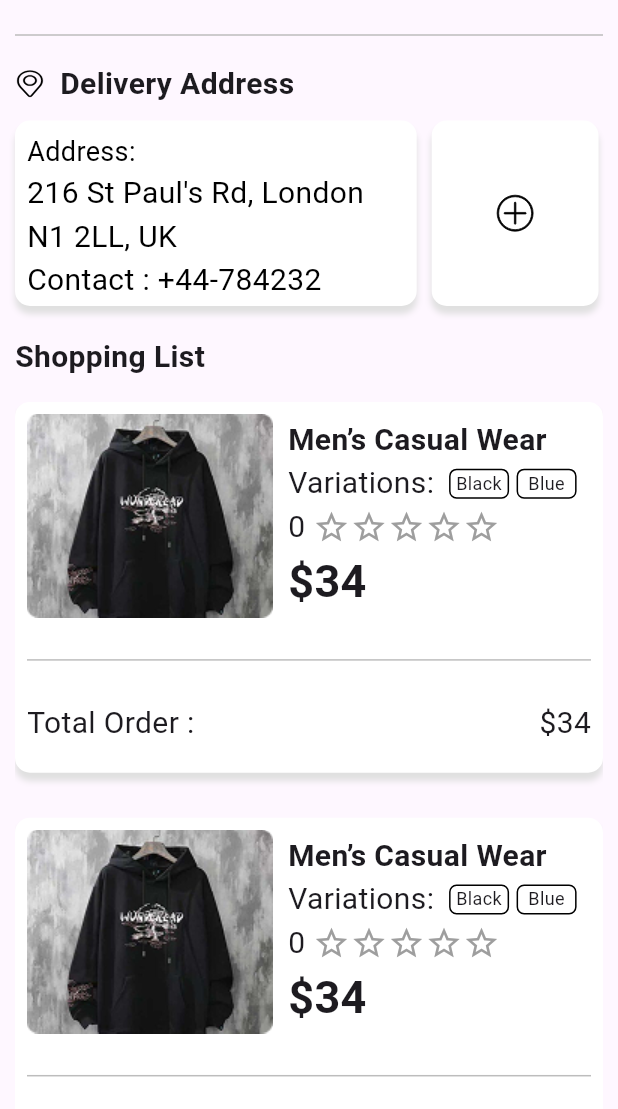
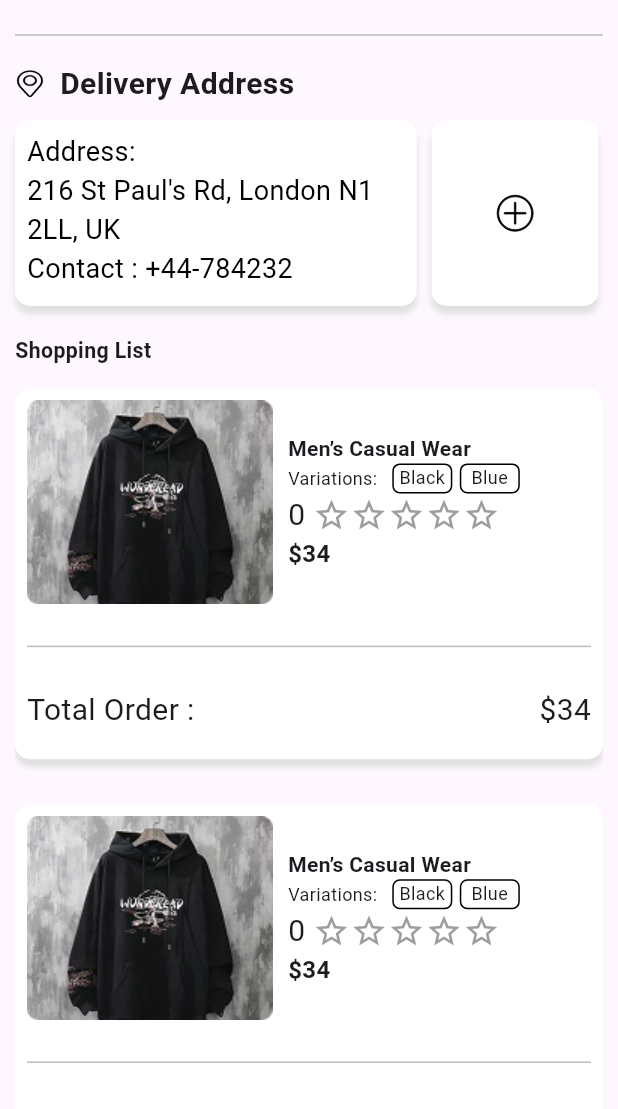
Before and after one commit to MohamedElnaggar0/stylish_app, a Flutter app: the CartView screen opened by its route, on a phone screen of 412 x 824 dp, the part 127-1236 px from its top. Run offline on Flutter 3.47's test engine with Material 3 defaults, Android fonts, the phone set to English and light mode, and no system bars; our stand-ins replace device_preview, flutter_screenutil, flutter_svg, go_router, persistent_bottom_nav_bar.

Commit message:
fix issues

```diff
--- a/lib/core/widgets/custom_button.dart
+++ b/lib/core/widgets/custom_button.dart
@@ -21,7 +21,7 @@ class CustomButton extends StatelessWidget {
           child: Text(
             text,
             style: TextStyle(
-                fontSize: 15.sp,
+                fontSize: 20.spMin,
                 fontWeight: FontWeight.bold,
                 color: Colors.white),
           ),
--- a/lib/core/widgets/custom_container_with_border.dart
+++ b/lib/core/widgets/custom_container_with_border.dart
@@ -20,7 +20,7 @@ class CustomContainerWithBorder extends StatelessWidget {
         children: [
           Text(
             text,
-            style: TextStyle(color: Colors.white, fontSize: 6.sp),
+            style: TextStyle(color: Colors.white, fontSize: 12.spMin),
           ),
           const SizedBox(width: 5),
           SvgPicture.asset(
--- a/lib/core/widgets/custom_product_item.dart
+++ b/lib/core/widgets/custom_product_item.dart
@@ -34,7 +34,7 @@ class CustomProductItem extends StatelessWidget {
                 Text(
                   'Women Printed Kurta',
                   style: TextStyle(
-                    fontSize: 7.sp,
+                    fontSize: 12.spMin,
                     fontWeight: FontWeight.bold,
                     color: Colors.black,
                   ),
@@ -43,7 +43,7 @@ class CustomProductItem extends StatelessWidget {
                 Text(
                   'Neque porro quisquam est qui dolorem ipsum quia',
                   style: TextStyle(
-                    fontSize: 6.sp,
+                    fontSize: 10.spMin,
                     color: Colors.grey,
                   ),
                 ),
@@ -51,7 +51,7 @@ class CustomProductItem extends StatelessWidget {
                 Text(
                   '₹1500',
                   style: TextStyle(
-                    fontSize: 7.sp,
+                    fontSize: 12.spMin,
                     color: Colors.black,
                   ),
                 ),
--- a/lib/core/widgets/custom_text_container.dart
+++ b/lib/core/widgets/custom_text_container.dart
@@ -34,7 +34,7 @@ class CustomTextContainer extends StatelessWidget {
                 children: [
                   Text(
                     text,
-                    style: TextStyle(fontSize: 12.sp, color: Colors.white),
+                    style: TextStyle(fontSize: 16.spMin, color: Colors.white),
                   ),
                   Row(
                     children: [
@@ -50,7 +50,7 @@ class CustomTextContainer extends StatelessWidget {
                       Text(
                         dateOrTime,
                         style: TextStyle(
-                            fontSize: 8.sp, color: Colors.grey.shade300),
+                            fontSize: 12.spMin, color: Colors.grey.shade300),
                       ),
                     ],
                   )
--- a/lib/core/widgets/sort_and_filter.dart
+++ b/lib/core/widgets/sort_and_filter.dart
@@ -20,13 +20,13 @@ class SortAndFilter extends StatelessWidget {
                     text: text,
                     style: TextStyle(
                         color: Colors.black,
-                        fontSize: 10.sp,
+                        fontSize: 18.spMin,
                         fontWeight: FontWeight.bold)),
                 TextSpan(
                     text: text2,
                     style: TextStyle(
                         color: Colors.black,
-                        fontSize: 10.sp,
+                        fontSize: 18.spMin,
                         fontWeight: FontWeight.bold)),
               ],
             ),
--- a/lib/features/home/presentation/views/widgets/cart_view_body.dart
+++ b/lib/features/home/presentation/views/widgets/cart_view_body.dart
@@ -1,4 +1,5 @@
 import 'package:flutter/material.dart';
+import 'package:flutter_screenutil/flutter_screenutil.dart';
 import 'package:flutter_svg/flutter_svg.dart';
 import 'package:stylish_app/core/widgets/custom_appbar.dart';
 import 'package:stylish_app/core/widgets/start_rating.dart';
@@ -48,10 +49,10 @@ class CartViewBody extends StatelessWidget {
               fit: BoxFit.fill,
             ),
             const SizedBox(width: 10),
-            const Text(
+            Text(
               'Delivery Address',
               style: TextStyle(
-                fontSize: 20,
+                fontSize: 20.spMin,
                 fontWeight: FontWeight.bold,
               ),
             ),
@@ -72,22 +73,22 @@ class CartViewBody extends StatelessWidget {
                         blurRadius: 3,
                         offset: const Offset(0, 5))
                   ]),
-              child: const Padding(
-                padding: EdgeInsets.all(8.0),
+              child: Padding(
+                padding: const EdgeInsets.all(8.0),
                 child: Column(
                   crossAxisAlignment: CrossAxisAlignment.start,
                   children: [
                     Text(
                       'Address:',
-                      style: TextStyle(color: Colors.black, fontSize: 18),
+                      style: TextStyle(color: Colors.black, fontSize: 18.spMin),
                     ),
                     Text(
                       '216 St Paul\'s Rd, London N1 2LL, UK',
-                      style: TextStyle(color: Colors.black, fontSize: 20),
+                      style: TextStyle(color: Colors.black, fontSize: 18.spMin),
                     ),
                     Text(
                       'Contact : +44-784232',
-                      style: TextStyle(color: Colors.black, fontSize: 20),
+                      style: TextStyle(color: Colors.black, fontSize: 18.spMin),
                     ),
                   ],
                 ),
@@ -126,10 +127,10 @@ class CartViewBody extends StatelessWidget {
     return Column(
       crossAxisAlignment: CrossAxisAlignment.start,
       children: [
-        const Text(
+        Text(
           'Shopping List',
           style: TextStyle(
-            fontSize: 20,
+            fontSize: 14.sp,
             fontWeight: FontWeight.bold,
           ),
         ),
@@ -179,17 +180,17 @@ class CartViewBody extends StatelessWidget {
                   crossAxisAlignment: CrossAxisAlignment.start,
                   mainAxisAlignment: MainAxisAlignment.start,
                   children: [
-                    const Text(
+                    Text(
                       'Men’s Casual Wear',
-                      style:
-                          TextStyle(fontSize: 20, fontWeight: FontWeight.bold),
+                      style: TextStyle(
+                          fontSize: 14.spMin, fontWeight: FontWeight.bold),
                     ),
                     Row(
                       children: [
-                        const Text(
+                        Text(
                           'Variations:',
                           style: TextStyle(
-                            fontSize: 20,
+                            fontSize: 12.spMin,
                           ),
                         ),
                         const SizedBox(width: 10),
@@ -201,10 +202,10 @@ class CartViewBody extends StatelessWidget {
                       ],
                     ),
                     const StarRating(),
-                    const Text(
+                    Text(
                       '\$34',
-                      style:
-                          TextStyle(fontSize: 30, fontWeight: FontWeight.bold),
+                      style: TextStyle(
+                          fontSize: 16.spMin, fontWeight: FontWeight.bold),
                     ),
                   ],
                 ),
--- a/lib/features/home/presentation/views/widgets/get_started_view_body.dart
+++ b/lib/features/home/presentation/views/widgets/get_started_view_body.dart
@@ -24,14 +24,14 @@ class GetStartedViewBody extends StatelessWidget {
           Text(
             '     You want\nAuthentic, here\n       you go!',
             style: TextStyle(
-                fontSize: 20.sp,
+                fontSize: 20.spMin,
                 color: Colors.white,
                 fontWeight: FontWeight.bold),
           ),
           20.verticalSpace,
           Text(
             'Find it here , buy it now!',
-            style: TextStyle(fontSize: 10.sp, color: Colors.white),
+            style: TextStyle(fontSize: 15.spMin, color: Colors.white),
           ),
           30.verticalSpace,
           CustomButton(
--- a/lib/features/home/presentation/views/widgets/home_view_body.dart
+++ b/lib/features/home/presentation/views/widgets/home_view_body.dart
@@ -1,5 +1,4 @@
 import 'package:flutter/material.dart';
-import 'package:flutter_screenutil/flutter_screenutil.dart';
 import 'package:go_router/go_router.dart';
 import 'package:stylish_app/core/utils/app_router.dart';
 
@@ -79,8 +78,7 @@ class HomeViewBody extends StatelessWidget {
 
   Widget customProductItemlistView(context) {
     return SizedBox(
-      height: 310.h,
-      width: 375.w,
+      height: 245,
       child: ListView.builder(
         scrollDirection: Axis.horizontal,
         itemBuilder: (context, index) {
--- a/lib/features/home/presentation/views/widgets/special_offers_widget.dart
+++ b/lib/features/home/presentation/views/widgets/special_offers_widget.dart
@@ -30,15 +30,15 @@ class SpecialOffersWidget extends StatelessWidget {
               children: [
                 Text(
                   'Special Offers',
-                  style:
-                      TextStyle(fontSize: 12.sp, fontWeight: FontWeight.bold),
+                  style: TextStyle(
+                      fontSize: 16.spMin, fontWeight: FontWeight.bold),
                 ),
                 const SizedBox(
                   height: 5,
                 ),
                 Text(
                   'We make sure you get the\noffer you need at best prices',
-                  style: TextStyle(fontSize: 6.sp, color: Colors.grey),
+                  style: TextStyle(fontSize: 12.spMin, color: Colors.grey),
                 )
               ],
             )
```
Also changed, not shown: lib/core/widgets/custom_sort_filter_container.dart (+6 -4 lines).
